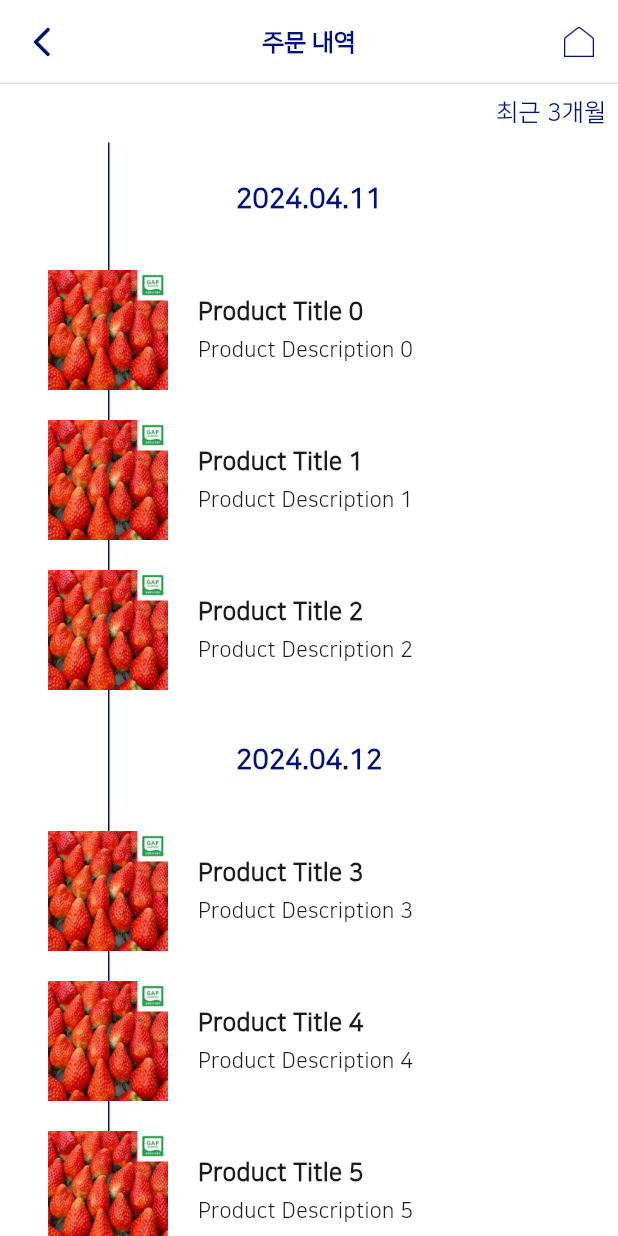
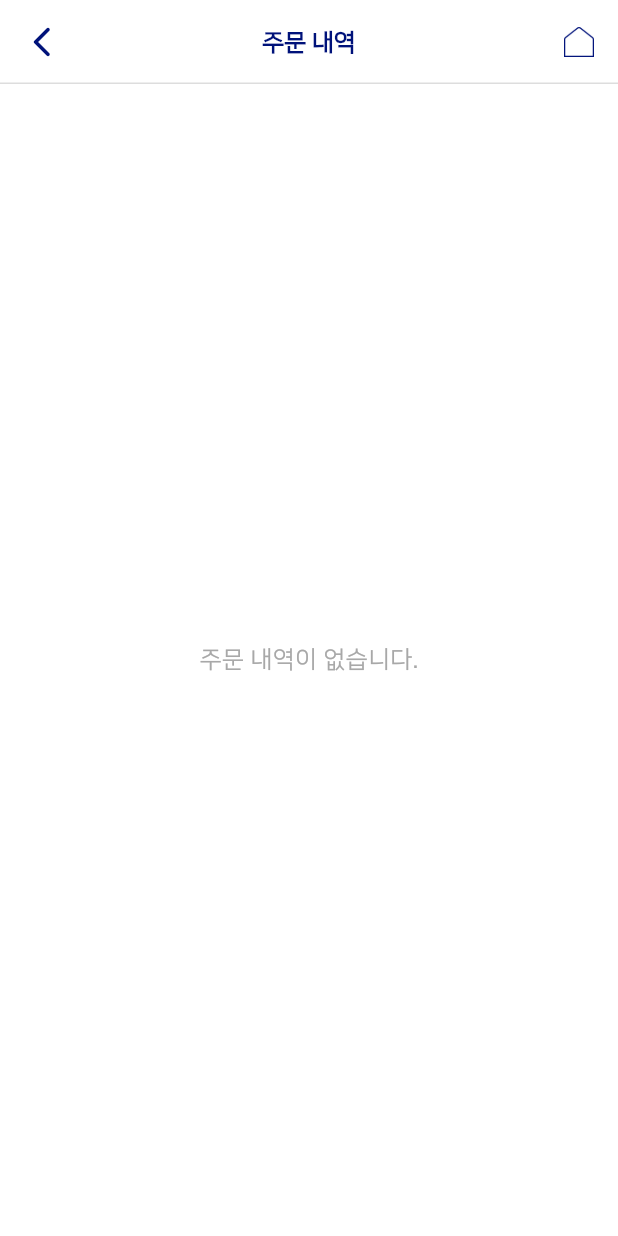
Before and after one commit to pedada6684/STA-D, a Flutter app: the MyOrderScreen screen opened directly, on a phone screen of 412 x 824 dp. Run offline on Flutter 3.47's test engine with Material 3 defaults, Android fonts, the phone set to English and light mode, and no system bars; our stand-ins replace carousel_slider, dio, firebase_auth, firebase_core, flutter_dotenv, flutter_secure_storage and 4 more; missing offline and left inert: jwt_decode, qr_code_scanner, remedi_kopo; accounts and stored records are empty.

Commit message:
feat: review, order 요청에 userId 추가

```diff
--- a/stad/lib/main.dart
+++ b/stad/lib/main.dart
@@ -11,6 +11,7 @@ import 'package:stad/screen/home/home_screen.dart';
 import 'package:stad/screen/home/onboarding_screen.dart';
 import 'package:stad/screen/home/splash_video_screen.dart';
 import 'package:stad/screen/myStad/myStad_screen.dart';
+import 'package:stad/services/user_service.dart';
 import 'package:stad/widget/bottom_bar.dart';
 
 import 'providers/cart_provider.dart';
@@ -34,6 +35,8 @@ class MyApp extends StatefulWidget {
 
 class _MyAppState extends State<MyApp> {
   int _selectedIndex = 0;
+  late bool _isLoggined;
+  final GlobalKey<NavigatorState> navigatorKey = GlobalKey<NavigatorState>();
 
   static const List<Widget> _widgetOptions = <Widget>[
     HomeScreen(),
@@ -52,6 +55,7 @@ class _MyAppState extends State<MyApp> {
     return MultiProvider(
       providers: [
         ChangeNotifierProvider(create: (context) => UserProvider()),
+        // Provider(create: (_) => UserService()),
         ChangeNotifierProvider(
           create: (context) => CartModel()
             ..addItem(CartItem(
@@ -73,6 +77,7 @@ class _MyAppState extends State<MyApp> {
         ),
       ],
       child: MaterialApp(
+        navigatorKey: navigatorKey,
         title: 'STA:D',
         theme: ThemeData(
           visualDensity: VisualDensity.adaptivePlatformDensity,
--- /dev/null
+++ b/stad/lib/models/order_model.dart
@@ -0,0 +1,37 @@
+class Order {
+  final int orderId;
+  final String orderDate;
+  final String orderStatus;
+  final int contentId;
+  final int advertId;
+  final String deliveryStatus;
+  final int productId;
+  final String productName;
+  final String productImgUrl;
+
+  Order({
+    required this.orderId,
+    required this.orderDate,
+    required this.orderStatus,
+    required this.contentId,
+    required this.advertId,
+    required this.deliveryStatus,
+    required this.productId,
+    required this.productName,
+    required this.productImgUrl,
+  });
+
+  factory Order.fromJson(Map<String, dynamic> json) {
+    return Order(
+      orderId: json['orderId'] as int,
+      orderDate: json['orderDate'] as String,
+      orderStatus: json['orderStatus'] as String,
+      contentId: json['contentId'] as int,
+      advertId: json['advertId'] as int,
+      deliveryStatus: json['deliveryStatus'] as String,
+      productId: json['productId'] as int,
+      productName: json['productName'] as String,
+      productImgUrl: json['productImgUrl'] as String,
+    );
+  }
+}
--- a/stad/lib/screen/myStad/shop/myorder_scren.dart
+++ b/stad/lib/screen/myStad/shop/myorder_scren.dart
@@ -1,6 +1,10 @@
 import 'package:flutter/cupertino.dart';
 import 'package:flutter/material.dart';
+import 'package:provider/provider.dart';
 import 'package:stad/constant/colors.dart';
+import 'package:stad/models/order_model.dart';
+import 'package:stad/providers/user_provider.dart';
+import 'package:stad/services/order_service.dart';
 import 'package:stad/widget/app_bar.dart';
 
 class MyOrderScreen extends StatefulWidget {
@@ -11,21 +15,73 @@ class MyOrderScreen extends StatefulWidget {
 }
 
 class _MyOrderScreenState extends State<MyOrderScreen> {
-  final List<Map<String, dynamic>> _orders = List.generate(15, (index) {
-    // Assuming every 3rd item starts a new group with a random date
-    final isNewDate = index % 3 == 0;
-    final randomDay = isNewDate ? (1 + index ~/ 3) : 0;
-    return {
-      'title': 'Product Title $index',
-      'description': 'Product Description $index',
-      'isNewDate': isNewDate,
-      'date':
-          isNewDate ? '2024.04.${randomDay.toString().padLeft(2, '1')}' : '',
-    };
-  });
+  // final List<Map<String, dynamic>> _orders = List.generate(15, (index) {
+  //   // Assuming every 3rd item starts a new group with a random date
+  //   final isNewDate = index % 3 == 0;
+  //   final randomDay = isNewDate ? (1 + index ~/ 3) : 0;
+  //   return {
+  //     'title': 'Product Title $index',
+  //     'description': 'Product Description $index',
+  //     'isNewDate': isNewDate,
+  //     'date':
+  //         isNewDate ? '2024.04.${randomDay.toString().padLeft(2, '1')}' : '',
+  //   };
+  // });
+
+  List<Order>? _orders;
+  bool _isLoading = false;
+
+  @override
+  void initState() {
+    super.initState();
+    Future.microtask(
+      () {
+        final userProvider = Provider.of<UserProvider>(context, listen: false);
+        if (userProvider.userId == null) {
+          userProvider.fetchUser().then((_) {
+            if (userProvider.userId != null) {
+              _fetchOrderData();
+            }
+          });
+        } else {
+          _fetchOrderData();
+        }
+      },
+    );
+  }
+
+  // Future<void> _initializeUserAndFetchOrders() async {
+  //   final userProvider = Provider.of<UserProvider>(context, listen: false);
+  //
+  //   // fetchUser가 비동기적으로 처리됩니다.
+  //   await userProvider.fetchUser();
+  //
+  //   if (userProvider.userId != null) {
+  //     _fetchOrderData();
+  //   } else {
+  //     setState(() {
+  //       _isLoading = false; // 로딩 상태 업데이트
+  //       print("User ID is not available. Ensure user is logged in.");
+  //     });
+  //   }
+  // }
+
+  Future<void> _fetchOrderData() async {
+    setState(() => _isLoading = true);
+    try {
+      final userProvider = Provider.of<UserProvider>(context, listen: false);
+      final orders = await OrderService().fetchOrders(userProvider.userId!);
+      setState(() {
+        _orders = orders;
+        _isLoading = false;
+      });
+    } catch (e) {
+      print('Error loading orders: $e');
+      setState(() => _isLoading = false);
+    }
+  }
 
   double _progress = 0.0;
-  bool _isLoading = false;
 
   void simulateLoading() async {
     setState(() {
@@ -49,12 +105,6 @@ class _MyOrderScreenState extends State<MyOrderScreen> {
   }
 
   @override
-  void initState() {
-    super.initState();
-    simulateLoading(); // 로딩 시뮬레이션 시작
-  }
-
-  @override
   Widget build(BuildContext context) {
     return Scaffold(
       backgroundColor: mainWhite,
@@ -64,80 +114,98 @@ class _MyOrderScreenState extends State<MyOrderScreen> {
         showHomeButton: true,
         isLoading: _isLoading,
         progressValue: _progress,
-
       ),
-      body: Stack(
-        children: [
-          Positioned(
-            top: 0,
-            bottom: 0,
-            left: 72,
-            child: Container(
-              width: 1,
-              color: mainNavy,
-            ),
-          ),
-          CustomScrollView(
-            slivers: [
-              SliverToBoxAdapter(
-                  child: SizedBox(
-                height: 40.0,
-              )),
-              SliverList(
-                delegate: SliverChildBuilderDelegate(
-                  (context, index) {
-                    final order = _orders[index];
-                    return Column(
-                      crossAxisAlignment: CrossAxisAlignment.start,
-                      children: [
-                        if (order['isNewDate'])
-                          Padding(
-                            padding: const EdgeInsets.symmetric(
-                                horizontal: 16.0, vertical: 24.0),
-                            child: Center(
-                              child: Text(order['date'],
-                                  style: TextStyle(
-                                      fontSize: 18,
-                                      color: mainNavy,
-                                      fontWeight: FontWeight.w600)),
-                            ),
-                          ),
-                        _buildOrderItem(
-                          title: order['title'],
-                          description: order['description'],
-                        ),
-                      ],
+      // body: Stack(
+      //   children: [
+      //     Positioned(
+      //       top: 0,
+      //       bottom: 0,
+      //       left: 72,
+      //       child: Container(
+      //         width: 1,
+      //         color: mainNavy,
+      //       ),
+      //     ),
+      //     CustomScrollView(
+      //       slivers: [
+      //         SliverToBoxAdapter(
+      //             child: SizedBox(
+      //           height: 40.0,
+      //         )),
+      //         SliverList(
+      //           delegate: SliverChildBuilderDelegate(
+      //             (context, index) {
+      //               final order = _orders[index];
+      //               return Column(
+      //                 crossAxisAlignment: CrossAxisAlignment.start,
+      //                 children: [
+      //                   if (order['isNewDate'])
+      //                     Padding(
+      //                       padding: const EdgeInsets.symmetric(
+      //                           horizontal: 16.0, vertical: 24.0),
+      //                       child: Center(
+      //                         child: Text(order['date'],
+      //                             style: TextStyle(
+      //                                 fontSize: 18,
+      //                                 color: mainNavy,
+      //                                 fontWeight: FontWeight.w600)),
+      //                       ),
+      //                     ),
+      //                   _buildOrderItem(
+      //                     title: order['title'],
+      //                     description: order['description'],
+      //                   ),
+      //                 ],
+      //               );
+      //             },
+      //             childCount: _orders.length,
+      //           ),
+      //         ),
+      //       ],
+      //     ),
+      //     Positioned(
+      //       top: 0,
+      //       child: Container(
+      //         width: MediaQuery.of(context).size.width,
+      //         decoration: BoxDecoration(color: mainWhite),
+      //         child: Padding(
+      //           padding: const EdgeInsets.all(8.0),
+      //           child: Row(
+      //             mainAxisAlignment: MainAxisAlignment.end,
+      //             children: [
+      //               Text(
+      //                 '최근 3개월',
+      //                 style: TextStyle(
+      //                   color: mainNavy,
+      //                   fontSize: 16.0,
+      //                 ),
+      //               ),
+      //             ],
+      //           ),
+      //         ),
+      //       ),
+      //     ),
+      //   ],
+      // ),
+      body: _isLoading
+          ? Center(child: CircularProgressIndicator()) // 로딩 중 표시
+          : _orders == null || _orders!.isEmpty
+              ? Center(
+                  child: Text(
+                  '주문 내역이 없습니다.',
+                  style: TextStyle(color: midGray, fontSize: 16.0),
+                )) // 주문 내역이 없을 때 표시
+              : ListView.builder(
+                  itemCount: _orders!.length,
+                  itemBuilder: (context, index) {
+                    // 주문 목록 항목을 만드는 코드...
+                    final order = _orders![index];
+                    return _buildOrderItem(
+                      title: order.productName, // 실제 주문 데이터의 속성을 사용해야 합니다.
+                      description: order.orderDate, // 실제 주문 데이터의 속성을 사용해야 합니다.
                     );
                   },
-                  childCount: _orders.length,
                 ),
-              ),
-            ],
-          ),
-          Positioned(
-            top: 0,
-            child: Container(
-              width: MediaQuery.of(context).size.width,
-              decoration: BoxDecoration(color: mainWhite),
-              child: Padding(
-                padding: const EdgeInsets.all(8.0),
-                child: Row(
-                  mainAxisAlignment: MainAxisAlignment.end,
-                  children: [
-                    Text(
-                      '최근 3개월',
-                      style: TextStyle(
-                        color: mainNavy,
-                        fontSize: 16.0,
-                      ),
-                    ),
-                  ],
-                ),
-              ),
-            ),
-          ),
-        ],
-      ),
     );
   }
 
```
Also changed, not shown: stad/lib/models/review_model.dart (added, +28 -0 lines), stad/lib/screen/myStad/shop/myreview_screen.dart (+96 -52 lines), stad/lib/services/order_service.dart (+33 -2 lines), stad/lib/services/review_service.dart (added, +30 -0 lines).
